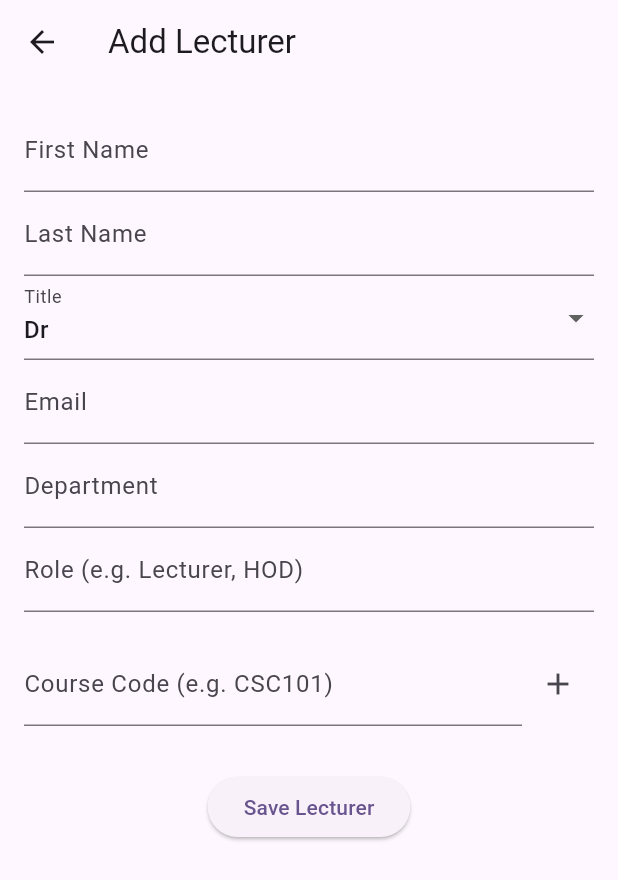
After one commit to Alpha-Ronald/Simli-Plan-Web-Admin, a Flutter app: the AddLecturerPage screen opened directly, on a phone screen of 412 x 824 dp. The commit adds this screen. Shown: the top 880 px of the screen. Run offline on Flutter 3.47's test engine with Material 3 defaults, Android fonts, the phone set to English and light mode, and no system bars; our stand-ins replace cloud_firestore, firebase_auth, firebase_core; accounts and stored records are empty.

Commit message:
Lecturer display screen and add lecturer screen

```diff
--- /dev/null
+++ b/lib/core/models/lecturer_model.dart
@@ -0,0 +1,48 @@
+class LecturerModel {
+  final String id;
+  final String firstName;
+  final String lastName;
+  final String role;
+  final String title;
+  final String email;
+  final String department;
+  final List<String> coursesAssigned;
+
+  LecturerModel({
+    required this.id,
+    required this.firstName,
+    required this.lastName,
+    required this.role,
+    required this.title,
+    required this.email,
+    required this.department,
+    required this.coursesAssigned,
+  });
+
+  // For converting from Firestore
+  factory LecturerModel.fromMap(Map<String, dynamic> map, String docId) {
+    return LecturerModel(
+      id: docId,
+      firstName: map['firstName'] ?? '',
+      lastName: map['lastName'] ?? '',
+      role: map['role'] ?? '',
+      title: map['title'] ?? '',
+      email: map['email'] ?? '',
+      department: map['department'] ?? '',
+      coursesAssigned: List<String>.from(map['coursesAssigned'] ?? []),
+    );
+  }
+
+  // For converting to Firestore
+  Map<String, dynamic> toMap() {
+    return {
+      'firstName': firstName,
+      'lastName': lastName,
+      'role': role,
+      'title': title,
+      'email': email,
+      'department': department,
+      'coursesAssigned': coursesAssigned,
+    };
+  }
+}
--- /dev/null
+++ b/lib/features/faculties_and_departments/add_lecturer_page.dart
@@ -0,0 +1,125 @@
+import 'package:flutter/material.dart';
+
+class AddLecturerPage extends StatefulWidget {
+  const AddLecturerPage({Key? key}) : super(key: key);
+
+  @override
+  State<AddLecturerPage> createState() => _AddLecturerPageState();
+}
+
+class _AddLecturerPageState extends State<AddLecturerPage> {
+  final _formKey = GlobalKey<FormState>();
+
+  String firstName = '';
+  String lastName = '';
+  String title = 'Dr'; // default
+  String role = '';
+  String email = '';
+  String department = '';
+  List<String> coursesAssigned = [];
+
+  final courseController = TextEditingController();
+
+  @override
+  void dispose() {
+    courseController.dispose();
+    super.dispose();
+  }
+
+  void addCourse() {
+    final course = courseController.text.trim();
+    if (course.isNotEmpty) {
+      setState(() {
+        coursesAssigned.add(course);
+      });
+      courseController.clear();
+    }
+  }
+
+  void saveLecturer() {
+    if (_formKey.currentState!.validate()) {
+      _formKey.currentState!.save();
+      // TODO: Save Lecturer to Database
+      Navigator.pop(context);
+    }
+  }
+
+  @override
+  Widget build(BuildContext context) {
+    return Scaffold(
+      appBar: AppBar(
+        title: const Text('Add Lecturer'),
+      ),
+      body: SingleChildScrollView(
+        padding: const EdgeInsets.all(16),
+        child: Form(
+          key: _formKey,
+          child: Column(
+            children: [
+              TextFormField(
+                decoration: const InputDecoration(labelText: 'First Name'),
+                onSaved: (value) => firstName = value!.trim(),
+                validator: (value) => value!.isEmpty ? 'Enter first name' : null,
+              ),
+              TextFormField(
+                decoration: const InputDecoration(labelText: 'Last Name'),
+                onSaved: (value) => lastName = value!.trim(),
+                validator: (value) => value!.isEmpty ? 'Enter last name' : null,
+              ),
+              DropdownButtonFormField<String>(
+                decoration: const InputDecoration(labelText: 'Title'),
+                value: title,
+                items: ['Mr', 'Mrs', 'Dr', 'Prof'].map((e) => DropdownMenuItem(value: e, child: Text(e))).toList(),
+                onChanged: (value) => setState(() => title = value!),
+              ),
+              TextFormField(
+                decoration: const InputDecoration(labelText: 'Email'),
+                onSaved: (value) => email = value!.trim(),
+                validator: (value) => value!.isEmpty ? 'Enter email' : null,
+              ),
+              TextFormField(
+                decoration: const InputDecoration(labelText: 'Department'),
+                onSaved: (value) => department = value!.trim(),
+                validator: (value) => value!.isEmpty ? 'Enter department' : null,
+              ),
+              TextFormField(
+                decoration: const InputDecoration(labelText: 'Role (e.g. Lecturer, HOD)'),
+                onSaved: (value) => role = value!.trim(),
+                validator: (value) => value!.isEmpty ? 'Enter role' : null,
+              ),
+              const SizedBox(height: 20),
+              Row(
+                children: [
+                  Expanded(
+                    child: TextField(
+                      controller: courseController,
+                      decoration: const InputDecoration(labelText: 'Course Code (e.g. CSC101)'),
+                    ),
+                  ),
+                  IconButton(
+                    icon: const Icon(Icons.add),
+                    onPressed: addCourse,
+                  ),
+                ],
+              ),
+              Wrap(
+                spacing: 6,
+                children: coursesAssigned
+                    .map((course) => Chip(
+                  label: Text(course),
+                  onDeleted: () => setState(() => coursesAssigned.remove(course)),
+                ))
+                    .toList(),
+              ),
+              const SizedBox(height: 30),
+              ElevatedButton(
+                onPressed: saveLecturer,
+                child: const Text('Save Lecturer'),
+              )
+            ],
+          ),
+        ),
+      ),
+    );
+  }
+}
--- a/lib/features/faculties_and_departments/department_details.dart
+++ b/lib/features/faculties_and_departments/department_details.dart
@@ -99,9 +99,9 @@ class _DepartmentDetailsPageState extends State<DepartmentDetailsPage> {
                           Navigator.push(
                             context,
                             MaterialPageRoute(
-                              builder: (context) => LecturersPage( departmentId: widget.departmentId,
+                              builder: (context) => LecturerScreen( departmentId: widget.departmentId,
                                 departmentName: widget.departmentName,
-                                programs: programs,),
+                                programs: programs, lecturers: demoLecturers),
                             ),
                           );
                         },
--- a/lib/features/faculties_and_departments/lecturers_display_screen.dart
+++ b/lib/features/faculties_and_departments/lecturers_display_screen.dart
@@ -1,20 +1,146 @@
 import 'package:flutter/material.dart';
+import '../../core/models/lecturer_model.dart';
+import 'add_lecturer_page.dart';
 
 
-class LecturersPage extends StatelessWidget {
+class LecturerScreen extends StatelessWidget {
+  final List<LecturerModel> lecturers;
   final String departmentId;
   final String departmentName;
   final List<String> programs;
 
-  const LecturersPage({
-    super.key,
-    required this.departmentId,
+  const LecturerScreen({Key? key, required this.lecturers, required this.departmentId,
     required this.departmentName,
-    required this.programs,
-  });
+    required this.programs,}) : super(key: key);
 
   @override
   Widget build(BuildContext context) {
-   return Scaffold();
+    return Scaffold(
+      appBar: AppBar(
+        title: const Text('Lecturers'),
+      ),
+      body: Padding(
+        padding: const EdgeInsets.all(12.0),
+        child: GridView.builder(
+          itemCount: lecturers.length + 1,
+          gridDelegate: const SliverGridDelegateWithFixedCrossAxisCount(
+            crossAxisCount: 4,
+            crossAxisSpacing: 12,
+            mainAxisSpacing: 12,
+            childAspectRatio: 4 / 2,
+          ),
+          itemBuilder: (context, index) {
+            if (index == lecturers.length) {
+              // Last card: ADD new Lecturer
+              return GestureDetector(
+                onTap: () {
+                  Navigator.push(
+                    context,
+                    MaterialPageRoute(builder: (_) => const AddLecturerPage()),
+                  );
+                },
+                child: Card(
+                  elevation: 3,
+                  shape: RoundedRectangleBorder(borderRadius: BorderRadius.circular(12)),
+                  child: Center(
+                    child: Icon(Icons.add, size: 40, color: Colors.blue),
+                  ),
+                ),
+              );
+            }
+
+            final lecturer = lecturers[index];
+            return GestureDetector(
+              onTap: () {
+                showDialog(
+                  context: context,
+                  builder: (context) => AlertDialog(
+                    title: Text('${lecturer.title} ${lecturer.firstName} ${lecturer.lastName}'),
+                    content: SingleChildScrollView(
+                      child: Column(
+                        crossAxisAlignment: CrossAxisAlignment.start,
+                        children: [
+                          Text('Email: ${lecturer.email}'),
+                          Text('Department: ${lecturer.department}'),
+                          Text('Role: ${lecturer.role}'),
+                          const SizedBox(height: 10),
+                          Text('Courses Assigned:', style: const TextStyle(fontWeight: FontWeight.bold)),
+                          const SizedBox(height: 5),
+                          ...lecturer.coursesAssigned.map((course) => Text('- $course')).toList(),
+                        ],
+                      ),
+                    ),
+                    actions: [
+                      TextButton(onPressed: () => Navigator.pop(context), child: const Text('Close'))
+                    ],
+                  ),
+                );
+              },
+              child: Card(
+                elevation: 3,
+                shape: RoundedRectangleBorder(borderRadius: BorderRadius.circular(12)),
+                child: Padding(
+                  padding: const EdgeInsets.all(10),
+                  child: Column(
+                    crossAxisAlignment: CrossAxisAlignment.start,
+                    children: [
+                      Text('${lecturer.title} ${lecturer.firstName} ${lecturer.lastName}', style: const TextStyle(fontWeight: FontWeight.bold)),
+                      const SizedBox(height: 4),
+                      Text(lecturer.email, style: TextStyle(color: Colors.grey[700], fontSize: 12)),
+                      const Spacer(),
+                      Text('Dept: ${lecturer.department}', style: const TextStyle(fontSize: 12)),
+                      Text('Role: ${lecturer.role}', style: const TextStyle(fontSize: 12)),
+                    ],
+                  ),
+                ),
+              ),
+            );
+          },
+        ),
+      ),
+    );
   }
 }
+
+final List<LecturerModel> demoLecturers = [
+  LecturerModel(
+    id: '1',
+    firstName: 'John',
+    lastName: 'Doe',
+    role: 'Lecturer',
+    title: 'Dr',
+    email: 'john.doe@example.com',
+    department: 'Computer Science',
+    coursesAssigned: ['CSC101', 'CSC202', 'CSC303'],
+  ),
+  LecturerModel(
+    id: '2',
+    firstName: 'Jane',
+    lastName: 'Smith',
+    role: 'Head of Department',
+    title: 'Prof',
+    email: 'jane.smith@example.com',
+    department: 'Cybersecurity',
+    coursesAssigned: ['CYB201', 'CYB301'],
+  ),
+  LecturerModel(
+    id: '3',
+    firstName: 'Michael',
+    lastName: 'Johnson',
+    role: 'Lecturer',
+    title: 'Mr',
+    email: 'michael.johnson@example.com',
+    department: 'Software Engineering',
+    coursesAssigned: ['SEN101', 'SEN203'],
+  ),
+  LecturerModel(
+    id: '4',
+    firstName: 'Emily',
+    lastName: 'Brown',
+    role: 'Lecturer',
+    title: 'Mrs',
+    email: 'emily.brown@example.com',
+    department: 'Information Technology',
+    coursesAssigned: ['ITC101', 'ITC204', 'ITC305'],
+  ),
+];
```
